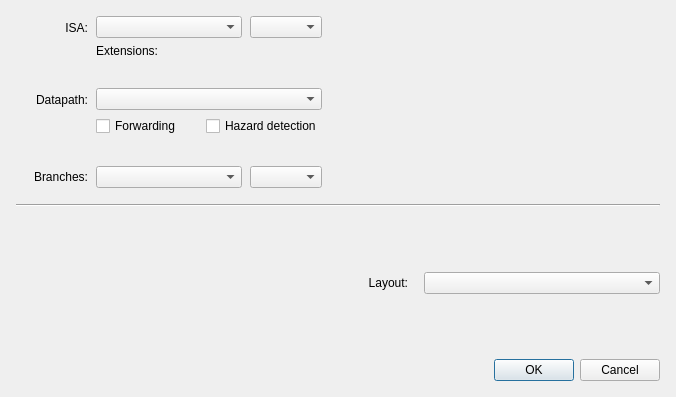
Before: the Qt Designer form src/processorconfigdialog.ui in silvigon/Jumping-Ripes, drawn with Qt 5.
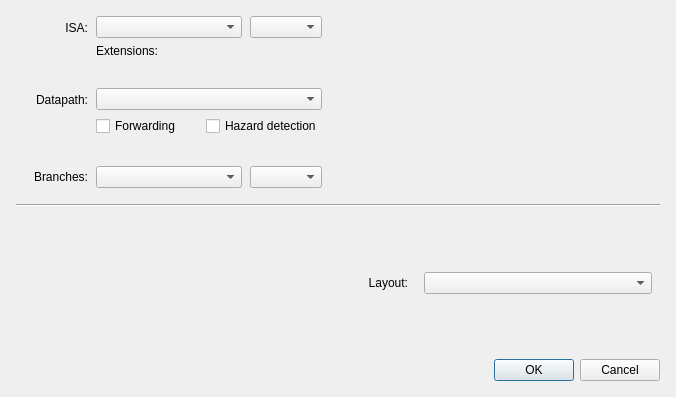
After: the same form once the commit is applied. Custom widgets are drawn as their Qt base class.

The edit to the form file:
```diff
--- a/src/processorconfigdialog.ui
+++ b/src/processorconfigdialog.ui
@@ -377,6 +377,22 @@
        </property>
       </widget>
      </item>
+     <item>
+      <spacer name="horizontalSpacer_2">
+       <property name="orientation">
+        <enum>Qt::Orientation::Horizontal</enum>
+       </property>
+       <property name="sizeType">
+        <enum>QSizePolicy::Policy::Fixed</enum>
+       </property>
+       <property name="sizeHint" stdset="0">
+        <size>
+         <width>8</width>
+         <height>0</height>
+        </size>
+       </property>
+      </spacer>
+     </item>
     </layout>
    </item>
    <item>
```
Left out of the diff: 18 changed lines with no effect on the pictures.
